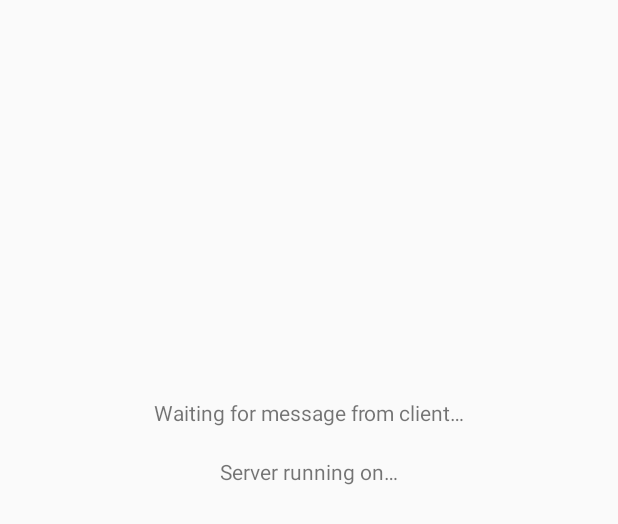
After one commit to tharindu-nw/resume, an Android app: the layout activity_socket_server.xml on its own in the app's theme, with its tools: preview values and no code run, on a phone screen of 412 x 824 dp. The commit adds this screen. Shown: the top 524 px of the screen. Run offline under Robolectric (Android 15) with nearby library versions, the light colour scheme and no system bars; network calls fail.

Commit message:
socket server/client fixed, QR generator added

```diff
--- a/app/build.gradle
+++ b/app/build.gradle
@@ -23,12 +23,18 @@ android {
     }
 }
 
+repositories {
+    jcenter()
+}
+
 dependencies {
     implementation fileTree(dir: 'libs', include: ['*.jar'])
     implementation "org.jetbrains.kotlin:kotlin-stdlib-jdk7:$kotlin_version"
     implementation 'androidx.appcompat:appcompat:1.0.2'
     implementation 'androidx.core:core-ktx:1.0.2'
     implementation 'androidx.constraintlayout:constraintlayout:1.1.3'
+    implementation 'com.journeyapps:zxing-android-embedded:3.2.0@aar'
+    implementation 'com.google.zxing:core:3.2.1'
     testImplementation 'junit:junit:4.12'
     androidTestImplementation 'androidx.test.ext:junit:1.1.0'
     androidTestImplementation 'androidx.test.espresso:espresso-core:3.1.1'
--- /dev/null
+++ b/app/src/main/res/drawable/img_bg_white.xml
@@ -0,0 +1,14 @@
+<?xml version="1.0" encoding="utf-8"?>
+<selector xmlns:android="http://schemas.android.com/apk/res/android">
+    <item>
+        <shape android:shape="rectangle">
+            <solid android:color="@color/colorWhitePure"/>
+            <stroke android:width="2dp" android:color="@color/colorWhitePure" />
+            <corners
+                android:bottomLeftRadius="5dp"
+                android:bottomRightRadius="5dp"
+                android:topLeftRadius="5dp"
+                android:topRightRadius="5dp"/>
+        </shape>
+    </item>
+</selector>
--- /dev/null
+++ b/app/src/main/res/layout/activity_socket_server.xml
@@ -0,0 +1,80 @@
+<?xml version="1.0" encoding="utf-8"?>
+<androidx.constraintlayout.widget.ConstraintLayout xmlns:android="http://schemas.android.com/apk/res/android"
+    xmlns:app="http://schemas.android.com/apk/res-auto"
+    xmlns:tools="http://schemas.android.com/tools"
+    android:layout_width="match_parent"
+    android:layout_height="match_parent"
+    tools:context=".view.SocketServerActivity">
+
+    <TextView
+        android:id="@+id/tvMessage"
+        android:layout_width="0dp"
+        android:layout_height="wrap_content"
+        android:layout_marginStart="8dp"
+        android:layout_marginTop="60dp"
+        android:layout_marginEnd="8dp"
+        android:text="@string/tv_placeholder_message"
+        android:textAlignment="center"
+        app:layout_constraintBottom_toTopOf="@+id/tvIP"
+        app:layout_constraintEnd_toEndOf="parent"
+        app:layout_constraintHorizontal_bias="0.5"
+        app:layout_constraintStart_toStartOf="parent"
+        app:layout_constraintTop_toTopOf="parent"
+        app:layout_constraintVertical_chainStyle="packed" />
+
+    <TextView
+        android:id="@+id/tvIP"
+        android:layout_width="0dp"
+        android:layout_height="wrap_content"
+        android:layout_marginStart="8dp"
+        android:layout_marginTop="20dp"
+        android:layout_marginEnd="8dp"
+        android:text="@string/tv_placeholder_ip_address"
+        android:textAlignment="center"
+        app:layout_constraintBottom_toTopOf="@+id/tvLink"
+        app:layout_constraintEnd_toEndOf="parent"
+        app:layout_constraintHorizontal_bias="0.5"
+        app:layout_constraintStart_toStartOf="parent"
+        app:layout_constraintTop_toBottomOf="@+id/tvMessage" />
+
+    <TextView
+        android:id="@+id/tvServerMessage"
+        android:layout_width="0dp"
+        android:layout_height="wrap_content"
+        android:layout_marginStart="8dp"
+        android:layout_marginTop="20dp"
+        android:layout_marginEnd="8dp"
+        android:textAlignment="center"
+        app:layout_constraintEnd_toEndOf="parent"
+        app:layout_constraintHorizontal_bias="0.5"
+        app:layout_constraintStart_toStartOf="parent"
+        app:layout_constraintTop_toBottomOf="@+id/tvLink" />
+
+    <TextView
+        android:id="@+id/tvLink"
+        android:layout_width="0dp"
+        android:layout_height="wrap_content"
+        android:layout_marginStart="8dp"
+        android:layout_marginTop="20dp"
+        android:layout_marginEnd="8dp"
+        android:textAlignment="center"
+        app:layout_constraintEnd_toEndOf="parent"
+        app:layout_constraintHorizontal_bias="0.5"
+        app:layout_constraintStart_toStartOf="parent"
+        app:layout_constraintTop_toBottomOf="@+id/tvIP" />
+
+    <ImageView
+        android:id="@+id/imgQR"
+        android:layout_width="0dp"
+        android:layout_height="0dp"
+        android:layout_marginStart="15dp"
+        android:layout_marginTop="20dp"
+        android:layout_marginEnd="15dp"
+        android:layout_marginBottom="20dp"
+        app:layout_constraintBottom_toBottomOf="parent"
+        app:layout_constraintDimensionRatio="1:1"
+        app:layout_constraintEnd_toEndOf="parent"
+        app:layout_constraintStart_toStartOf="parent"
+        app:layout_constraintTop_toBottomOf="@+id/tvServerMessage"
+        app:srcCompat="@drawable/img_bg_white" />
+</androidx.constraintlayout.widget.ConstraintLayout>
--- a/app/src/main/res/values/colors.xml
+++ b/app/src/main/res/values/colors.xml
@@ -3,4 +3,5 @@
     <color name="colorPrimary">#008577</color>
     <color name="colorPrimaryDark">#00574B</color>
     <color name="colorAccent">#D81B60</color>
+    <color name="colorWhitePure">#FFFFFF</color>
 </resources>
--- a/app/src/main/res/values/strings.xml
+++ b/app/src/main/res/values/strings.xml
@@ -2,4 +2,8 @@
     <string name="app_name">SocketServer</string>
     <string name="btn_txt_Home_Send">Send</string>
     <string name="btn_txt_Home_receive">Receive</string>
+    <string name="tv_placeholder_message" translatable="true">Waiting for message from client…</string>
+    <string name="tv_placeholder_ip_address" translatable="true">Server running on…</string>
+    <string name="edtxt_hint_ip">Enter IP Address</string>
+    <string name="btn_txt_Client_connect">Connect</string>
 </resources>
```
Also changed, not shown: app/src/main/AndroidManifest.xml (+16 -1 lines), app/src/main/java/com/example/socketserver/util/Constants.kt (added, +7 -0 lines), app/src/main/java/com/example/socketserver/view/ClientActivity.kt (+10 -0 lines), app/src/main/java/com/example/socketserver/view/HomeActivity.kt (+8 -2 lines), app/src/main/java/com/example/socketserver/view/ServerActivity.kt (+37 -0 lines), app/src/main/java/com/example/socketserver/view/SocketClientActivity.kt (added, +45 -0 lines), app/src/main/java/com/example/socketserver/view/SocketServerActivity.kt (added, +131 -0 lines), app/src/main/res/layout/activity_server.xml (+8 -2 lines), app/src/main/res/layout/activity_socket_client.xml (added, +49 -0 lines).
